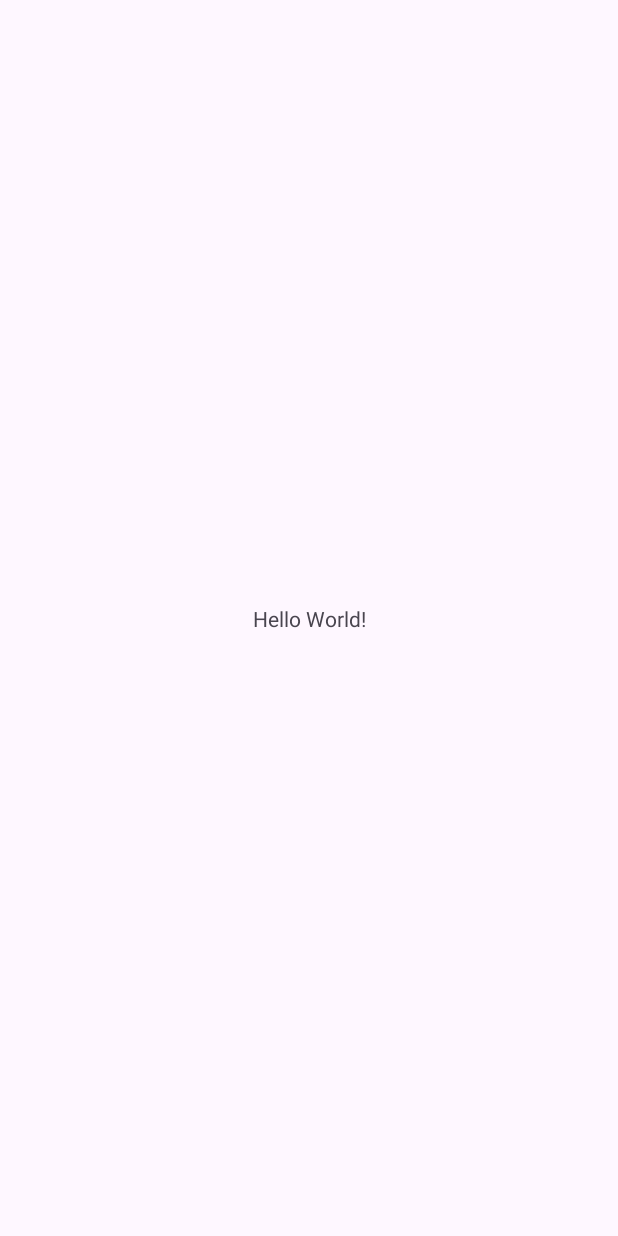
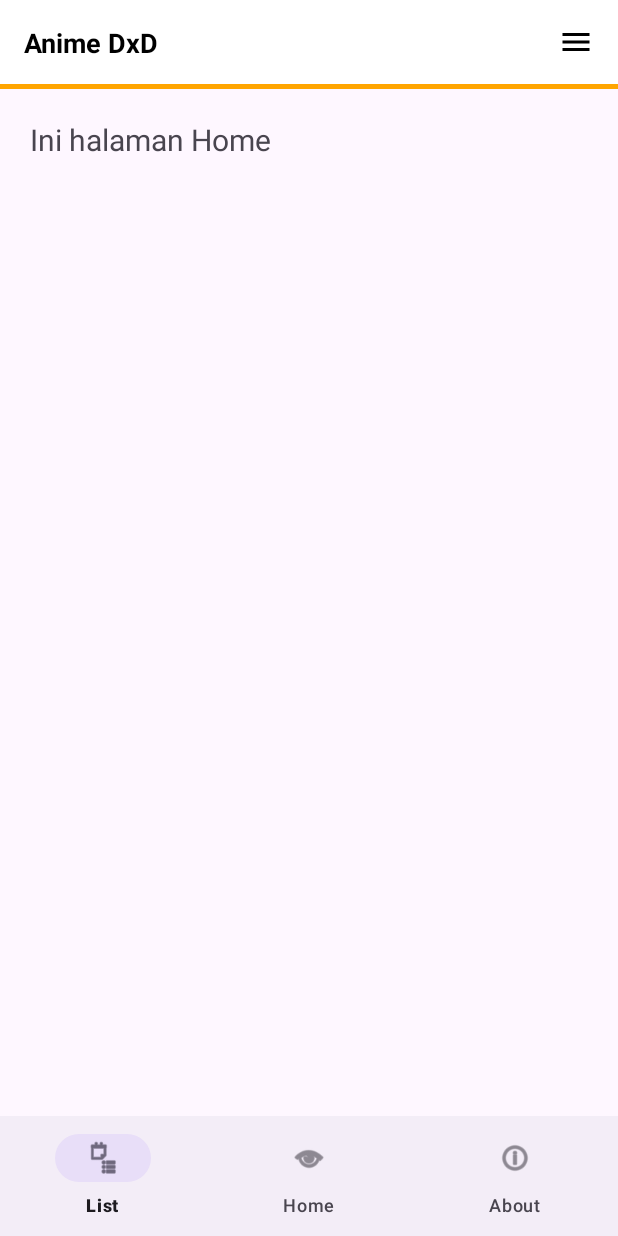
Before and after one commit to sirocco39/animedxdgacor, an Android app: the screen it shows after launch (MainActivity), on a phone screen of 412 x 824 dp. Before the commit the screen is almost empty. Run offline under Robolectric (Android 15) with nearby library versions, the phone set to English and light mode, and no system bars.

Commit message:
template animeDxD

```diff
--- /dev/null
+++ b/app/src/main/java/com/example/animedxdgacor/HomeFragment.java
@@ -0,0 +1,20 @@
+package com.example.animedxdgacor;
+
+import android.os.Bundle;
+import android.view.LayoutInflater;
+import android.view.View;
+import android.view.ViewGroup;
+
+import androidx.annotation.NonNull;
+import androidx.annotation.Nullable;
+import androidx.fragment.app.Fragment;
+
+public class HomeFragment extends Fragment {
+    @Nullable
+    @Override
+    public View onCreateView(@NonNull LayoutInflater inflater,
+                             @Nullable ViewGroup container,
+                             @Nullable Bundle savedInstanceState) {
+        return inflater.inflate(R.layout.fragment_home, container, false);
+    }
+}
--- a/app/src/main/java/com/example/animedxdgacor/MainActivity.java
+++ b/app/src/main/java/com/example/animedxdgacor/MainActivity.java
@@ -1,24 +1,82 @@
 package com.example.animedxdgacor;
 
 import android.os.Bundle;
+import android.widget.ImageView;
+import android.widget.PopupMenu;
+import android.widget.Toast;
 
-import androidx.activity.EdgeToEdge;
 import androidx.appcompat.app.AppCompatActivity;
-import androidx.core.graphics.Insets;
-import androidx.core.view.ViewCompat;
-import androidx.core.view.WindowInsetsCompat;
+import androidx.fragment.app.Fragment;
+
+import com.google.android.material.bottomnavigation.BottomNavigationView;
 
 public class MainActivity extends AppCompatActivity {
+
+    BottomNavigationView bottomNavigationView;
+    ImageView menuButton;
 
     @Override
     protected void onCreate(Bundle savedInstanceState) {
         super.onCreate(savedInstanceState);
-        EdgeToEdge.enable(this);
         setContentView(R.layout.activity_main);
-        ViewCompat.setOnApplyWindowInsetsListener(findViewById(R.id.main), (v, insets) -> {
-            Insets systemBars = insets.getInsets(WindowInsetsCompat.Type.systemBars());
-            v.setPadding(systemBars.left, systemBars.top, systemBars.right, systemBars.bottom);
-            return insets;
+
+        bottomNavigationView = findViewById(R.id.bottom_navigation);
+        menuButton = findViewById(R.id.menu_button);
+
+        // Default Fragment
+        loadFragment(new HomeFragment());
+
+        // Bottom Nav listener
+        bottomNavigationView.setOnItemSelectedListener(item -> {
+            Fragment selectedFragment = null;
+            int itemId = item.getItemId();
+
+            if (itemId == R.id.nav_list) {
+                selectedFragment = new ListFragment();
+            } else if (itemId == R.id.nav_home) {
+                selectedFragment = new HomeFragment();
+            } else if (itemId == R.id.nav_about) {
+                selectedFragment = new AboutFragment();
+            }
+
+            if (selectedFragment != null) {
+                loadFragment(selectedFragment);
+                return true;
+            }
+
+            return false;
+        });
+
+        // Hamburger menu
+        menuButton.setOnClickListener(view -> {
+            PopupMenu popupMenu = new PopupMenu(MainActivity.this, menuButton);
+            popupMenu.getMenuInflater().inflate(R.menu.drawer_menu, popupMenu.getMenu());
+
+            // Ubah warna hamburger jadi oranye saat ditekan
+            menuButton.setColorFilter(getResources().getColor(android.R.color.holo_orange_dark));
+
+            popupMenu.setOnDismissListener(menu -> {
+                // Kembalikan warna semula
+                menuButton.setColorFilter(getResources().getColor(android.R.color.black));
+            });
+
+            popupMenu.setOnMenuItemClickListener(item -> {
+                if (item.getItemId() == R.id.logout) {
+                    Toast.makeText(MainActivity.this, "Logout diklik", Toast.LENGTH_SHORT).show();
+                    // Tambahkan aksi logout sesungguhnya di sini
+                    return true;
+                }
+                return false;
+            });
+
+            popupMenu.show();
         });
     }
+
+    private void loadFragment(Fragment fragment) {
+        getSupportFragmentManager()
+                .beginTransaction()
+                .replace(R.id.fragment_container, fragment)
+                .commit();
+    }
 }
--- /dev/null
+++ b/app/src/main/res/drawable/ic_menu.xml
@@ -0,0 +1,5 @@
+<vector xmlns:android="http://schemas.android.com/apk/res/android" android:height="24dp" android:tint="#000000" android:viewportHeight="24" android:viewportWidth="24" android:width="24dp">
+
+    <path android:fillColor="@android:color/white" android:pathData="M3,18h18v-2L3,16v2zM3,13h18v-2L3,11v2zM3,6v2h18L21,6L3,6z"/>
+
+</vector>
--- /dev/null
+++ b/app/src/main/res/drawable/logout.xml
@@ -0,0 +1,6 @@
+<?xml version="1.0" encoding="utf-8"?>
+<shape xmlns:android="http://schemas.android.com/apk/res/android"
+    android:shape="rectangle">
+    <solid android:color="#FF0000" />
+    <corners android:radius="12dp" />
+</shape>
--- a/app/src/main/res/layout/activity_main.xml
+++ b/app/src/main/res/layout/activity_main.xml
@@ -1,19 +1,63 @@
 <?xml version="1.0" encoding="utf-8"?>
-<androidx.constraintlayout.widget.ConstraintLayout xmlns:android="http://schemas.android.com/apk/res/android"
+<RelativeLayout xmlns:android="http://schemas.android.com/apk/res/android"
     xmlns:app="http://schemas.android.com/apk/res-auto"
-    xmlns:tools="http://schemas.android.com/tools"
-    android:id="@+id/main"
     android:layout_width="match_parent"
-    android:layout_height="match_parent"
-    tools:context=".MainActivity">
+    android:layout_height="match_parent">
 
-    <TextView
-        android:layout_width="wrap_content"
+    <!-- HEADER -->
+    <LinearLayout
+        android:id="@+id/header_layout"
+        android:layout_width="match_parent"
         android:layout_height="wrap_content"
-        android:text="Hello World!"
-        app:layout_constraintBottom_toBottomOf="parent"
-        app:layout_constraintEnd_toEndOf="parent"
-        app:layout_constraintStart_toStartOf="parent"
-        app:layout_constraintTop_toTopOf="parent" />
+        android:background="#FFFFFF"
+        android:orientation="vertical">
 
-</androidx.constraintlayout.widget.ConstraintLayout>
+        <!-- Judul & hamburger menu -->
+        <RelativeLayout
+            android:layout_width="match_parent"
+            android:layout_height="56dp"
+            android:padding="16dp">
+
+            <TextView
+                android:layout_width="wrap_content"
+                android:layout_height="wrap_content"
+                android:text="Anime DxD"
+                android:textSize="18sp"
+                android:textStyle="bold"
+                android:textColor="#000000"
+                android:layout_centerVertical="true" />
+
+            <!-- Hamburger menu di kanan -->
+            <ImageView
+                android:id="@+id/menu_button"
+                android:layout_width="24dp"
+                android:layout_height="24dp"
+                android:layout_alignParentEnd="true"
+                android:layout_centerVertical="true"
+                android:src="@drawable/ic_menu"
+                android:tint="#000000" />
+        </RelativeLayout>
+
+        <!-- Garis oranye -->
+        <View
+            android:layout_width="match_parent"
+            android:layout_height="3dp"
+            android:background="#FFA500" />
+    </LinearLayout>
+
+    <!-- FRAGMENT UTAMA -->
+    <FrameLayout
+        android:id="@+id/fragment_container"
+        android:layout_width="match_parent"
+        android:layout_height="match_parent"
+        android:layout_above="@id/bottom_navigation"
+        android:layout_below="@id/header_layout" />
+
+    <!-- Bottom Navigation -->
+    <com.google.android.material.bottomnavigation.BottomNavigationView
+        android:id="@+id/bottom_navigation"
+        android:layout_width="match_parent"
+        android:layout_height="wrap_content"
+        android:layout_alignParentBottom="true"
+        app:menu="@menu/bottom_nav_menu" />
+</RelativeLayout>
--- /dev/null
+++ b/app/src/main/res/layout/fragment_home.xml
@@ -0,0 +1,11 @@
+<LinearLayout xmlns:android="http://schemas.android.com/apk/res/android"
+    android:orientation="vertical"
+    android:padding="20dp"
+    android:layout_width="match_parent"
+    android:layout_height="match_parent">
+    <TextView
+        android:text="Ini halaman Home"
+        android:textSize="20sp"
+        android:layout_width="wrap_content"
+        android:layout_height="wrap_content" />
+</LinearLayout>
--- /dev/null
+++ b/app/src/main/res/menu/bottom_nav_menu.xml
@@ -0,0 +1,14 @@
+<menu xmlns:android="http://schemas.android.com/apk/res/android">
+    <item
+        android:id="@+id/nav_list"
+        android:icon="@android:drawable/ic_menu_agenda"
+        android:title="List" />
+    <item
+        android:id="@+id/nav_home"
+        android:icon="@android:drawable/ic_menu_view"
+        android:title="Home" />
+    <item
+        android:id="@+id/nav_about"
+        android:icon="@android:drawable/ic_menu_info_details"
+        android:title="About" />
+</menu>
--- /dev/null
+++ b/app/src/main/res/menu/drawer_menu.xml
@@ -0,0 +1,9 @@
+<?xml version="1.0" encoding="utf-8"?>
+<menu xmlns:android="http://schemas.android.com/apk/res/android">
+    <item
+        android:id="@+id/logout"
+        android:title="Logout"
+        android:titleCondensed="Logout"
+        android:icon="@android:drawable/ic_menu_close_clear_cancel"
+        android:iconTint="#FF0000" />
+</menu>
--- a/app/src/main/res/values/strings.xml
+++ b/app/src/main/res/values/strings.xml
@@ -1,3 +1,5 @@
 <resources>
-    <string name="app_name">AnimeDXDGacor</string>
+    <string name="app_name">Project AnimeDXD</string>
+    <string name="navigation_drawer_open">Open navigation drawer</string>
+    <string name="navigation_drawer_close">Close navigation drawer</string>
 </resources>
```
Also changed, not shown: app/src/main/java/com/example/animedxdgacor/AboutFragment.java (added, +19 -0 lines), app/src/main/java/com/example/animedxdgacor/ListFragment.java (added, +19 -0 lines), app/src/main/res/layout/fragment_about.xml (added, +10 -0 lines), app/src/main/res/layout/fragment_list.xml (added, +10 -0 lines).
